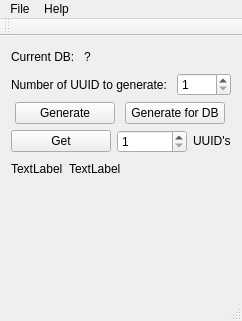
First picture: the form in Source/UUIDer/UUIDerMainWindow.ui, repository yxbh/UUIDer, before the edit.
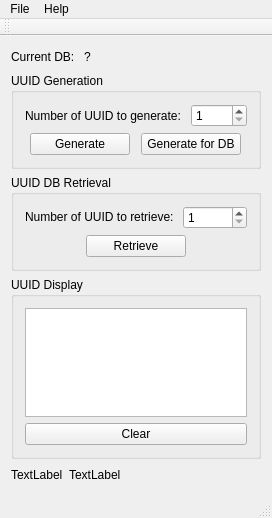
Second picture: the form after the edit.

The edit to the form file:
```diff
--- a/Source/UUIDer/UUIDerMainWindow.ui
+++ b/Source/UUIDer/UUIDerMainWindow.ui
@@ -6,17 +6,17 @@
    <rect>
     <x>0</x>
     <y>0</y>
-    <width>228</width>
-    <height>321</height>
+    <width>272</width>
+    <height>518</height>
    </rect>
   </property>
   <property name="windowTitle">
    <string>UUIDer</string>
   </property>
   <widget class="QWidget" name="centralWidget">
-   <layout class="QVBoxLayout" name="verticalLayout_2">
+   <layout class="QVBoxLayout" name="verticalLayout_5">
     <item>
-     <layout class="QVBoxLayout" name="verticalLayout">
+     <layout class="QVBoxLayout" name="verticalLayout_4">
       <item>
        <layout class="QHBoxLayout" name="horizontalLayout_4">
         <item>
@@ -49,6 +49,12 @@
        </layout>
       </item>
       <item>
+       <widget class="QGroupBox" name="UUIDGenGroupBox">
+        <property name="title">
+         <string>UUID Generation</string>
+        </property>
+        <layout class="QVBoxLayout" name="verticalLayout">
+         <item>
        <layout class="QHBoxLayout" name="horizontalLayout">
         <item>
          <widget class="QLabel" name="label">
@@ -141,9 +147,70 @@
         </item>
        </layout>
       </item>
+        </layout>
+        <zorder></zorder>
+        <zorder></zorder>
+        <zorder></zorder>
+        <zorder></zorder>
+        <zorder></zorder>
+        <zorder></zorder>
+       </widget>
+      </item>
+      <item>
+       <widget class="QGroupBox" name="UUIDRetrievalGroupBox">
+        <property name="title">
+         <string>UUID DB Retrieval</string>
+        </property>
+        <layout class="QVBoxLayout" name="verticalLayout_2">
       <item>
        <layout class="QHBoxLayout" name="horizontalLayout_2">
         <item>
+            <widget class="QLabel" name="label_2">
+             <property name="sizePolicy">
+              <sizepolicy hsizetype="Preferred" vsizetype="Fixed">
+               <horstretch>0</horstretch>
+               <verstretch>0</verstretch>
+              </sizepolicy>
+             </property>
+             <property name="text">
+              <string>Number of UUID to retrieve: </string>
+             </property>
+            </widget>
+           </item>
+           <item>
+            <widget class="QSpinBox" name="SpinBox_NumUUIDToGet">
+             <property name="sizePolicy">
+              <sizepolicy hsizetype="Expanding" vsizetype="Fixed">
+               <horstretch>0</horstretch>
+               <verstretch>0</verstretch>
+              </sizepolicy>
+             </property>
+             <property name="minimum">
+              <number>1</number>
+             </property>
+             <property name="maximum">
+              <number>50</number>
+             </property>
+            </widget>
+           </item>
+          </layout>
+         </item>
+         <item>
+          <layout class="QHBoxLayout" name="horizontalLayout_6">
+           <item>
+            <spacer name="horizontalSpacer_4">
+             <property name="orientation">
+              <enum>Qt::Horizontal</enum>
+             </property>
+             <property name="sizeHint" stdset="0">
+              <size>
+               <width>40</width>
+               <height>20</height>
+              </size>
+             </property>
+            </spacer>
+           </item>
+           <item>
          <widget class="QPushButton" name="Button_GetUUIDs">
           <property name="sizePolicy">
            <sizepolicy hsizetype="Fixed" vsizetype="Fixed">
@@ -164,40 +231,46 @@
            <string/>
           </property>
           <property name="text">
-           <string>Get</string>
+              <string>Retrieve</string>
           </property>
          </widget>
         </item>
         <item>
-         <widget class="QSpinBox" name="SpinBox_NumUUIDToGet">
-          <property name="sizePolicy">
-           <sizepolicy hsizetype="Expanding" vsizetype="Fixed">
-            <horstretch>0</horstretch>
-            <verstretch>0</verstretch>
-           </sizepolicy>
-          </property>
-          <property name="minimum">
-           <number>1</number>
-          </property>
-          <property name="maximum">
-           <number>50</number>
-          </property>
+            <spacer name="horizontalSpacer_3">
+             <property name="orientation">
+              <enum>Qt::Horizontal</enum>
+             </property>
+             <property name="sizeHint" stdset="0">
+              <size>
+               <width>40</width>
+               <height>20</height>
+              </size>
+             </property>
+            </spacer>
+           </item>
+          </layout>
+         </item>
+        </layout>
          </widget>
         </item>
         <item>
-         <widget class="QLabel" name="label_2">
-          <property name="sizePolicy">
-           <sizepolicy hsizetype="Preferred" vsizetype="Fixed">
-            <horstretch>0</horstretch>
-            <verstretch>0</verstretch>
-           </sizepolicy>
-          </property>
+       <widget class="QGroupBox" name="UUIDDisplayGroupBox">
+        <property name="title">
+         <string>UUID Display</string>
+        </property>
+        <layout class="QVBoxLayout" name="verticalLayout_3">
+         <item>
+          <widget class="QTextBrowser" name="textBrowser"/>
+         </item>
+         <item>
+          <widget class="QPushButton" name="pushButton">
           <property name="text">
-           <string>UUID's</string>
+            <string>Clear</string>
           </property>
          </widget>
         </item>
        </layout>
+       </widget>
       </item>
       <item>
        <layout class="QHBoxLayout" name="horizontalLayout_3">
@@ -252,7 +325,7 @@
     <rect>
      <x>0</x>
      <y>0</y>
-     <width>228</width>
+     <width>272</width>
      <height>21</height>
     </rect>
    </property>
```
Lines whose indentation alone changed are shown as unchanged.
